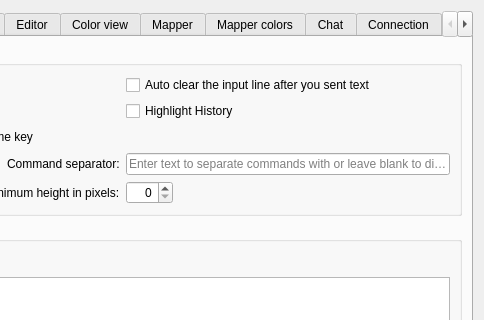
Before: the Qt Designer form src/ui/profile_preferences.ui in Mudlet/Mudlet, drawn with Qt 5; both pictures show x 238 to 722 and y 0 to 320 of the 722 by 657 pixel window.
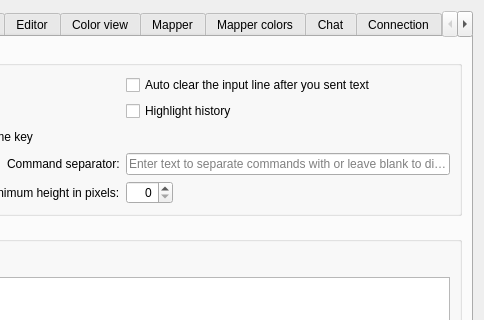
After: the same form once the commit is applied. The open tabs and pages were chosen to show the change. Icons and pictures are not drawn. Custom widgets are drawn as their Qt base class.

What changed in the file:
```diff
--- a/src/ui/profile_preferences.ui
+++ b/src/ui/profile_preferences.ui
@@ -501,7 +501,7 @@
              <string>&lt;p&gt;Hightlight History&lt;/p&gt;&lt;p&gt;&lt;i&gt;highlights your input line text if scrolling through your history&lt;/i&gt;&lt;/p&gt;</string>
             </property>
             <property name="text">
-             <string>Highlight History</string>
+             <string>Highlight history</string>
             </property>
            </widget>
           </item>
```
Left out of the diff: 2 changed lines with no effect on the pictures.
